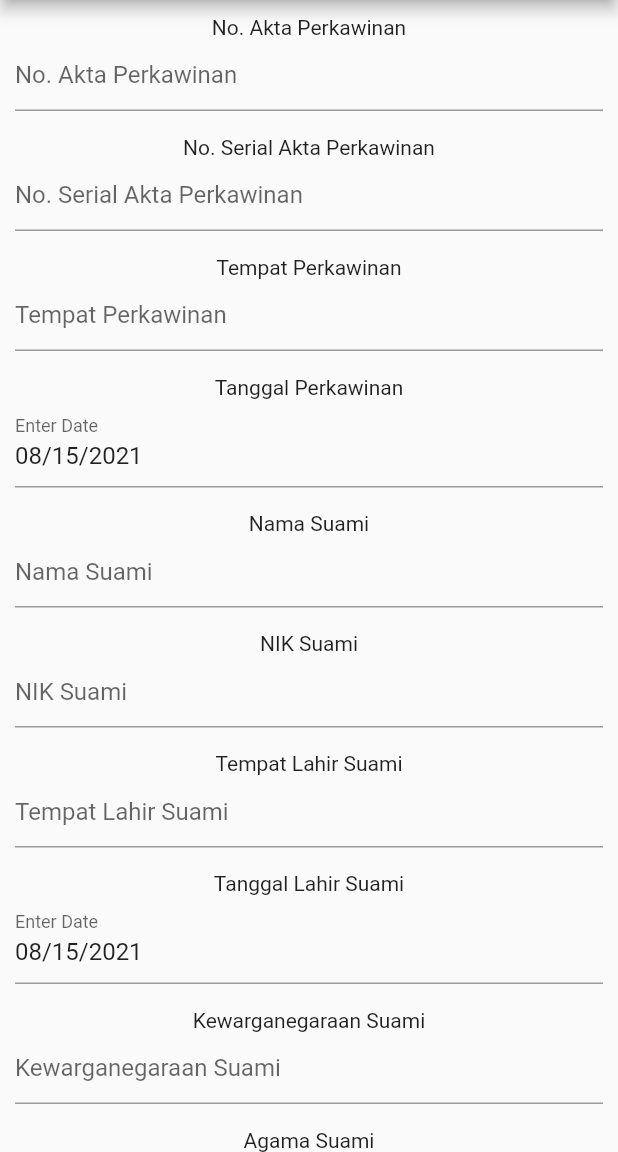
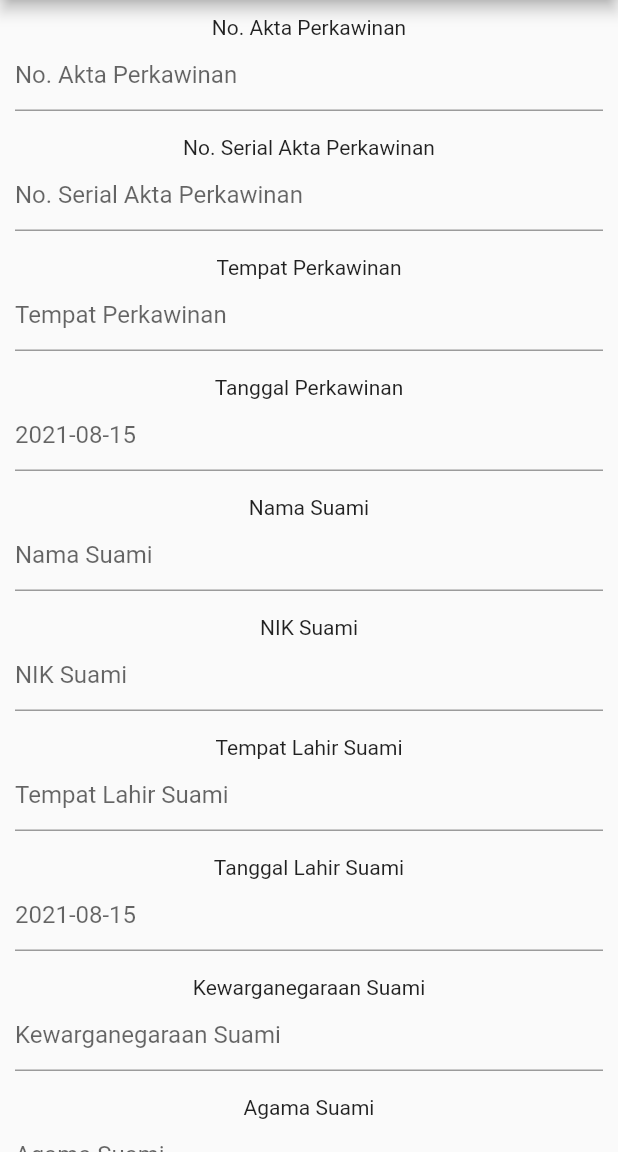
Before and after one commit to indra-yogi/smartRT-p2-mobile-flutter-app, a Flutter app: the AddDataMarital screen opened directly, on a phone screen of 412 x 824 dp, the part 84-1236 px from its top. Run offline on Flutter 3.47's test engine with Material 2 defaults, Android fonts, the phone set to English and light mode, and no system bars; our stand-ins replace dio, font_awesome_flutter, get, image_picker, pie_chart, shared_preferences; accounts and stored records are empty; network calls fail.

```diff
--- a/lib/http/url.dart
+++ b/lib/http/url.dart
@@ -1,5 +1,5 @@
 //Base url
-const urlBase = 'http://10.0.2.2:3000/api/';
+const urlBase = 'http://10.0.2.2:8000/api/';
 //user url
 const currentUserUrl = urlBase + 'auth/currentUser';
 const urlLogin = urlBase + 'auth/login';
@@ -24,4 +24,5 @@ const urlGetDistrict = urlBase + 'location?type=district&cityId={id}';
 const urlGetCity = urlBase + 'location?type=city&provinceId={id}';
 const urlGetProvince = urlBase + 'location?type=province';
 //statistic url
-const urlAllData = urlBase + 'statistic?type=All';
+const urlMaritalChart = urlBase + 'statistic?type=CHART&chartType=MARITALS';
+const urlDivorceChart = urlBase + 'statistic?type=CHART&chartType=DIVORCE';
--- a/lib/views/marital/add_marital.dart
+++ b/lib/views/marital/add_marital.dart
@@ -3,6 +3,7 @@ import 'dart:io';
 import 'package:flutter/material.dart';
 import 'package:get/get.dart';
 import 'package:image_picker/image_picker.dart';
+import 'package:intl/intl.dart';
 import 'package:p2_mobile_app/http/url.dart';
 import 'package:p2_mobile_app/model/location/city_model.dart';
 import 'package:p2_mobile_app/model/location/district_model.dart';
@@ -26,9 +27,9 @@ class AddDataMarital extends StatefulWidget {
 class _AddDataMaritalState extends State<AddDataMarital> {
   _AddDataMaritalState();
 
-  DateTime selectedHusbandBirthDate;
-  DateTime selectedWifeBirthDate;
   DateTime selectedMaritalDate;
+  DateFormat dateFormat = DateFormat("yyyy-MM-dd");
+
   int _valProvince;
   int _valCity;
   int _valDistrict;
@@ -49,14 +50,17 @@ class _AddDataMaritalState extends State<AddDataMarital> {
   final _maritalNumberCtrl = TextEditingController();
   final _maritalSerialCtrl = TextEditingController();
   final _marriedPlaceCtrl = TextEditingController();
+  final _marriedDateCtrl = TextEditingController();
   final _husbandNameCtrl = TextEditingController();
   final _husbandNikCtrl = TextEditingController();
   final _husbandBirthPlaceCtrl = TextEditingController();
+  final _husbandBirthDateCtrl = TextEditingController();
   final _husbandNationalityCtrl = TextEditingController();
   final _husbandReligionCtrl = TextEditingController();
   final _wifeNameCtrl = TextEditingController();
   final _wifeNikCtrl = TextEditingController();
   final _wifeBirthPlaceCtrl = TextEditingController();
+  final _wifeBirthDateCtrl = TextEditingController();
   final _wifeNationalityCtrl = TextEditingController();
   final _wifeReligionCtrl = TextEditingController();
   final _addressCtrl = TextEditingController();
@@ -141,7 +145,7 @@ class _AddDataMaritalState extends State<AddDataMarital> {
   }
 
   void getCity(int id) async {
-    final response = await http.get(Uri.parse("http://10.0.2.2:3000/api/location?type=city&provinceId=$id"));
+    final response = await http.get(Uri.parse("http://10.0.2.2:8000/api/location?type=city&provinceId=$id"));
     var listData = cityFromJson(response.body);
     setState(() {
       _dataCity = listData;
@@ -150,7 +154,7 @@ class _AddDataMaritalState extends State<AddDataMarital> {
   }
 
   void getDistrict(int id) async {
-    final response = await http.get(Uri.parse("http://10.0.2.2:3000/api/location?type=district&cityId=$id"));
+    final response = await http.get(Uri.parse("http://10.0.2.2:8000/api/location?type=district&cityId=$id"));
     var listData = districtFromJson(response.body);
     setState(() {
       _dataDistrict = listData;
@@ -159,7 +163,7 @@ class _AddDataMaritalState extends State<AddDataMarital> {
   }
 
   void getVillage(int id) async {
-    final response = await http.get(Uri.parse("http://10.0.2.2:3000/api/location?type=village&districtId=$id"));
+    final response = await http.get(Uri.parse("http://10.0.2.2:8000/api/location?type=village&districtId=$id"));
     var listData = villageFromJson(response.body);
     setState(() {
       _dataVillage = listData;
@@ -168,7 +172,7 @@ class _AddDataMaritalState extends State<AddDataMarital> {
   }
 
   void getNeighbourhood(int id) async {
-    final response = await http.get(Uri.parse("http://10.0.2.2:3000/api/location?type=neighbourhood&villageId=$id"));
+    final response = await http.get(Uri.parse("http://10.0.2.2:8000/api/location?type=neighbourhood&villageId=$id"));
     var listData = neighbourhoodFromJson(response.body);
     setState(() {
       _dataNeighbourhood = listData;
@@ -179,17 +183,17 @@ class _AddDataMaritalState extends State<AddDataMarital> {
   addData(
     String maritalNumber,
     String maritalSerial,
-    DateTime selectedMaritalDate,
+    String marriedDate,
     String marriedPlace,
     String husbandName,
     String husbandNik,
-    DateTime selectedHusbandBirthDate,
+    String husbandBirthDate,
     String husbandBirthPlace,
     String husbandReligion,
     String husbandNationality,
     String wifeName,
     String wifeNik,
-    DateTime selectedWifeBirthDate,
+    String wifeBirthDate,
     String wifeBirthPlace,
     String wifeReligion,
     String wifeNationality,
@@ -210,13 +214,13 @@ class _AddDataMaritalState extends State<AddDataMarital> {
         'married_place': marriedPlace,
         'husband_name': husbandName,
         'husband_nik': husbandNik,
-        'husband_birth_date': selectedHusbandBirthDate,
-        'husband_birth_place': husbandBirthPlace.toString(),
+        'husband_birth_date': husbandBirthDate,
+        'husband_birth_place': husbandBirthPlace,
         'husband_nationality': husbandNationality,
         'husband_religion': husbandReligion,
         'wife_name': wifeName,
         'wife_nik': wifeNik,
-        'wife_birth_date': selectedWifeBirthDate.toString(),
+        'wife_birth_date': wifeBirthDate,
         'wife_birth_place': wifeBirthPlace,
         'wife_nationality': wifeNationality,
         'wife_religion': wifeReligion,
@@ -245,20 +249,30 @@ class _AddDataMaritalState extends State<AddDataMarital> {
       print(formData);
 
       final response = await client.post(
-        "http://10.0.2.2:3000/api/marital",
+        "http://10.0.2.2:8000/api/marital",
         data: formData,
       );
       print(response);
 
     }
 
+    _selectMarriedDate() async {
+      final DateTime picked = await showDatePicker (
+        context: context,
+        initialDate: selectedMaritalDate,
+        firstDate: DateTime(1970),
+        lastDate: DateTime.now(),
+      );
+      setState(() {
+        selectedMaritalDate = picked ?? selectedMaritalDate;
+      });
+    }
+
   @override
   void initState() {
     super.initState();
     getProvince();
-    selectedMaritalDate = DateTime(DateTime.now().year,DateTime.now().month, DateTime.now().day);
-    selectedHusbandBirthDate = DateTime(DateTime.now().year,DateTime.now().month, DateTime.now().day);
-    selectedWifeBirthDate = DateTime(DateTime.now().year,DateTime.now().month, DateTime.now().day);
+    selectedMaritalDate = DateTime.now();
   }
 
   @override
@@ -320,17 +334,16 @@ class _AddDataMaritalState extends State<AddDataMarital> {
               ),
               SizedBox(height: 16.0,),
               Text('Tanggal Perkawinan'),
-              InputDatePickerFormField(
-                firstDate: DateTime(1970),
-                lastDate: DateTime.now(),
-                initialDate: selectedMaritalDate,
-                errorFormatText: 'Invalid Format. Format bulan/hari/tahun',
-                errorInvalidText: 'Invalid Date',
-                onDateSubmitted: (date) {
-                  setState(() {
-                    selectedMaritalDate = date;
-                  });
-                },
+              InkWell(
+                onTap: () => _selectMarriedDate(),
+                child: IgnorePointer(
+                  child: TextField(
+                    controller: _marriedDateCtrl,
+                    decoration: InputDecoration(
+                      hintText: ('${dateFormat.format(selectedMaritalDate)}'),
+                    ),
+                  ),
+                ),
               ),
               SizedBox(height: 16.0,),
               Text('Nama Suami'),
@@ -379,18 +392,18 @@ class _AddDataMaritalState extends State<AddDataMarital> {
               ),
               SizedBox(height: 16.0,),
               Text('Tanggal Lahir Suami'),
-              InputDatePickerFormField(
-                firstDate: DateTime(1970),
-                lastDate: DateTime.now(),
-                initialDate: selectedHusbandBirthDate,
-                errorFormatText: 'Invalid Format. Format bulan/hari/tahun',
-                errorInvalidText: 'Invalid Date',
+              InkWell(
+                onTap: () => _selectMarriedDate(),
+                child: IgnorePointer(
+                  child: TextField(
+                    controller: _husbandBirthDateCtrl,
+                    decoration: InputDecoration(
 
-                onDateSubmitted: (date) {
-                  setState(() {
-                    selectedHusbandBirthDate = date;
-                  });
-                },
+                      hintText: ('${dateFormat.format(selectedMaritalDate)}'),
+                    ),
+
+                  ),
+                ),
               ),
               SizedBox(height: 16.0,),
               Text('Kewarganegaraan Suami'),
@@ -469,18 +482,18 @@ class _AddDataMaritalState extends State<AddDataMarital> {
               ),
               SizedBox(height: 16.0,),
               Text('Tanggal Lahir Istri'),
-              InputDatePickerFormField(
-                firstDate: DateTime(1970),
-                lastDate: DateTime.now(),
-                initialDate: selectedWifeBirthDate,
-                errorFormatText: 'Invalid Format. Format bulan/hari/tahun',
-                errorInvalidText: 'Invalid Date',
+              InkWell(
+                onTap: () => _selectMarriedDate(),
+                child: IgnorePointer(
+                  child: TextField(
+                    controller: _wifeBirthDateCtrl,
+                    decoration: InputDecoration(
 
-                onDateSubmitted: (date) {
-                  setState(() {
-                    selectedWifeBirthDate = date;
-                  });
-                },
+                      hintText: ('${dateFormat.format(selectedMaritalDate)}'),
+                    ),
+
+                  ),
+                ),
               ),
               SizedBox(height: 16.0,),
               Text('Kewarganegaraan Istri'),
@@ -688,17 +701,17 @@ class _AddDataMaritalState extends State<AddDataMarital> {
                     addData(
                       _maritalNumberCtrl.text,
                       _maritalSerialCtrl.text,
-                      selectedMaritalDate,
+                      _marriedDateCtrl.text,
                       _marriedPlaceCtrl.text,
                       _husbandNameCtrl.text,
                       _husbandNikCtrl.text,
-                      selectedHusbandBirthDate,
+                      _husbandBirthDateCtrl.text,
                       _husbandBirthPlaceCtrl.text,
                       _husbandReligionCtrl.text,
                       _husbandNationalityCtrl.text,
                       _wifeNameCtrl.text,
                       _wifeNikCtrl.text,
-                      selectedWifeBirthDate,
+                      _wifeBirthDateCtrl.text,
                       _wifeBirthPlaceCtrl.text,
                       _wifeReligionCtrl.text,
                       _wifeNationalityCtrl.text,
--- a/lib/views/marital/marital.dart
+++ b/lib/views/marital/marital.dart
@@ -55,6 +55,7 @@ class _MaritalPageState extends State<MaritalPage> {
           );
         }
         return InteractiveViewer(
+
           constrained: false,
           child: Column(
             children: [
@@ -79,6 +80,7 @@ class _MaritalPageState extends State<MaritalPage> {
                 ),
               ),
               DataTable(
+
                   columns: [
                     DataColumn(
                       label: Text(
--- a/lib/views/validation/val_detail_marital.dart
+++ b/lib/views/validation/val_detail_marital.dart
@@ -314,6 +314,7 @@ class _DetailMaritalState extends State<ValidateDetailMaritalPage> {
                     children: [
                       ElevatedButton(onPressed: () {
                         rejected();
+                        Get.to(Home());
                       }, child: Text('Tolak Validasi'),
                       style: ButtonStyle(
                         backgroundColor: MaterialStateProperty.all(Colors.red)
@@ -321,6 +322,7 @@ class _DetailMaritalState extends State<ValidateDetailMaritalPage> {
                       SizedBox(width: 20,),
                       ElevatedButton(onPressed: () {
                         validate();
+                        Get.to(Home());
                       }, child: Text('Validasi')),
                     ],
                   )
--- a/pubspec.yaml
+++ b/pubspec.yaml
@@ -40,6 +40,7 @@ dependencies:
   dio: ^4.0.0
   pie_chart: ^5.0.0
   intl: ^0.17.0
+  fluttertoast: ^8.0.8
 
 dev_dependencies:
   flutter_test:
```
Also changed, not shown: lib/controller/statistic_controller.dart (+20 -5 lines), lib/model/statistic_model.dart (+15 -16 lines), lib/service/statistic_service.dart (+14 -3 lines), lib/views/divorce/add_divorce.dart (+48 -39 lines), lib/views/statistic/statistic.dart (+97 -48 lines), pubspec.lock.
